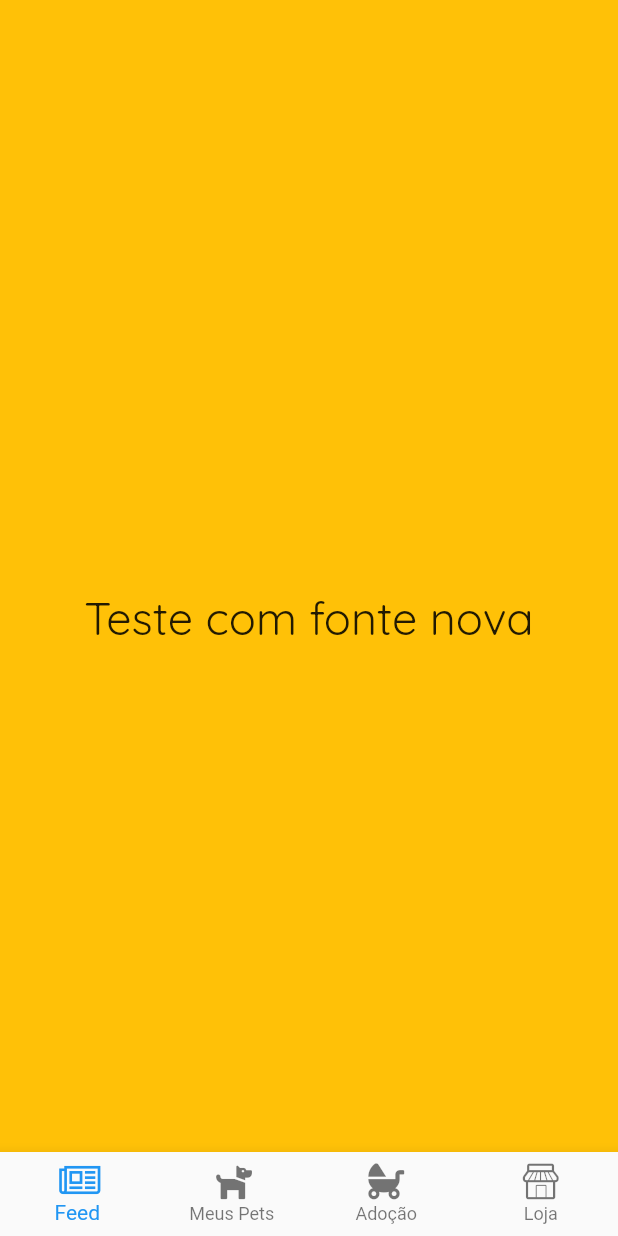
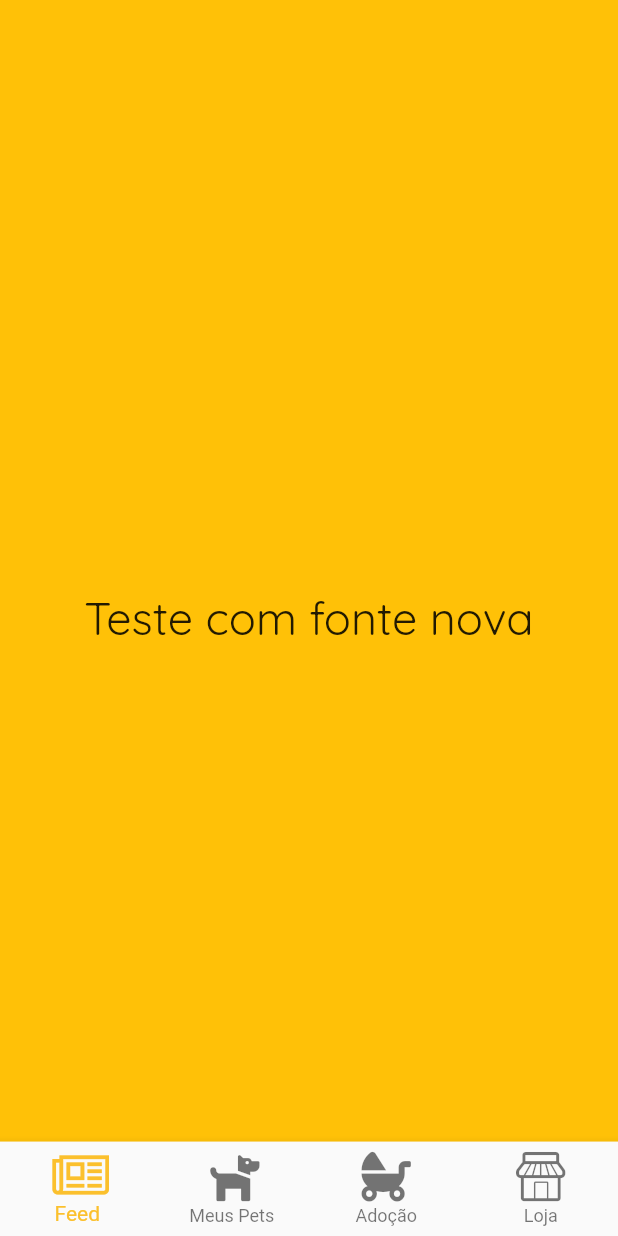
Before and after one commit to giederloreto/MeuGuaipeca, a Flutter app: the screen it shows after launch, on a phone screen of 412 x 824 dp. Run offline on Flutter 3.47's test engine with Material 2 defaults, Android fonts, the phone set to English and light mode, and no system bars.

Commit message:
Add colors

```diff
--- a/lib/meu_guaipeca_app.dart
+++ b/lib/meu_guaipeca_app.dart
@@ -11,7 +11,9 @@ class MeuGuaipeca extends StatelessWidget {
       debugShowCheckedModeBanner: false,
       title: 'Meu Guaipeca',
       theme: ThemeData(
-        primarySwatch: Colors.blue,
+        brightness: Brightness.light,
+        primaryColor: Colors.red,
+        backgroundColor: Colors.green,
       ),
       home: const HomeView(),
     );
--- a/lib/presentation/components/guaipeca_bottom_bar.dart
+++ b/lib/presentation/components/guaipeca_bottom_bar.dart
@@ -13,6 +13,9 @@ class _GuaipecaBottomBarState extends State<GuaipecaBottomBar> {
   @override
   Widget build(BuildContext context) {
     return BottomNavigationBar(
+      selectedItemColor: Colors.yellow[700],
+      elevation: 5,
+      iconSize: MediaQuery.of(context).size.width * 0.08,
       currentIndex: _indexBottom,
       type: BottomNavigationBarType.fixed,
       // ignore: prefer_const_literals_to_create_immutables
@@ -20,19 +23,19 @@ class _GuaipecaBottomBarState extends State<GuaipecaBottomBar> {
         const BottomNavigationBarItem(
           icon: Icon(GuaipecaIcon.newspaper),
           label: 'Feed',
-            backgroundColor: Colors.red),
+        ),
         const BottomNavigationBarItem(
           icon: Icon(GuaipecaIcon.dog),
           label: 'Meus Pets',
-            backgroundColor: Colors.red),
+        ),
         const BottomNavigationBarItem(
           icon: Icon(GuaipecaIcon.baby_carriage),
           label: 'Adoção',
-            backgroundColor: Colors.red),
+        ),
         const BottomNavigationBarItem(
           icon: Icon(GuaipecaIcon.shop),
           label: 'Loja',
-            backgroundColor: Colors.red),
+        ),
       ],
       onTap: (index) {
         setState(() {
```
Lines whose indentation alone changed are shown as unchanged.
